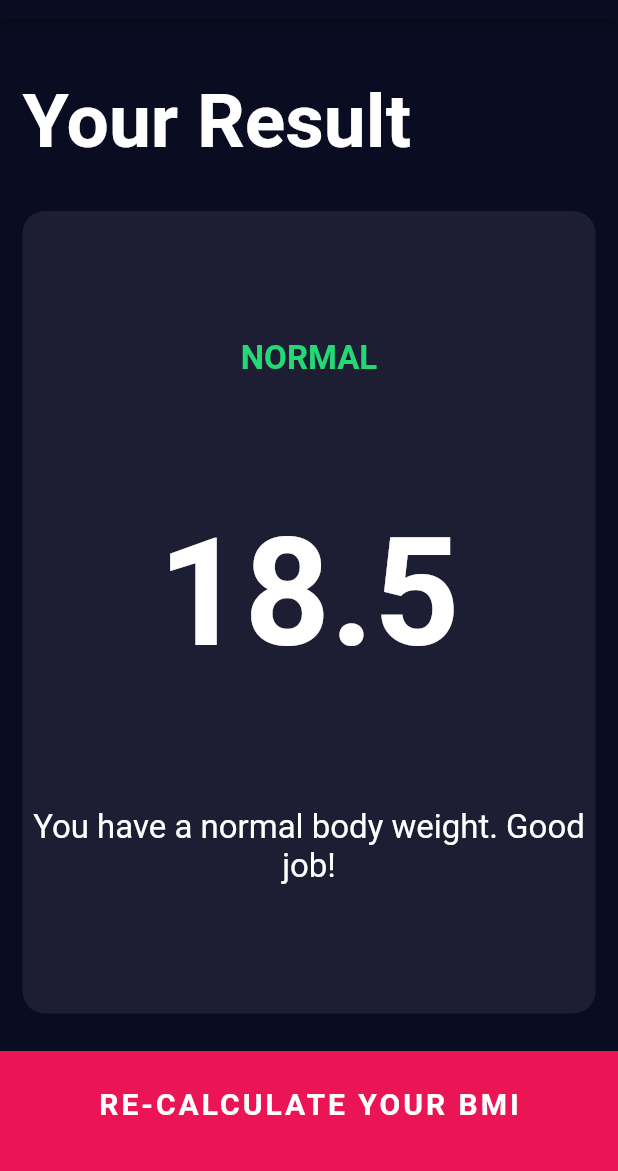
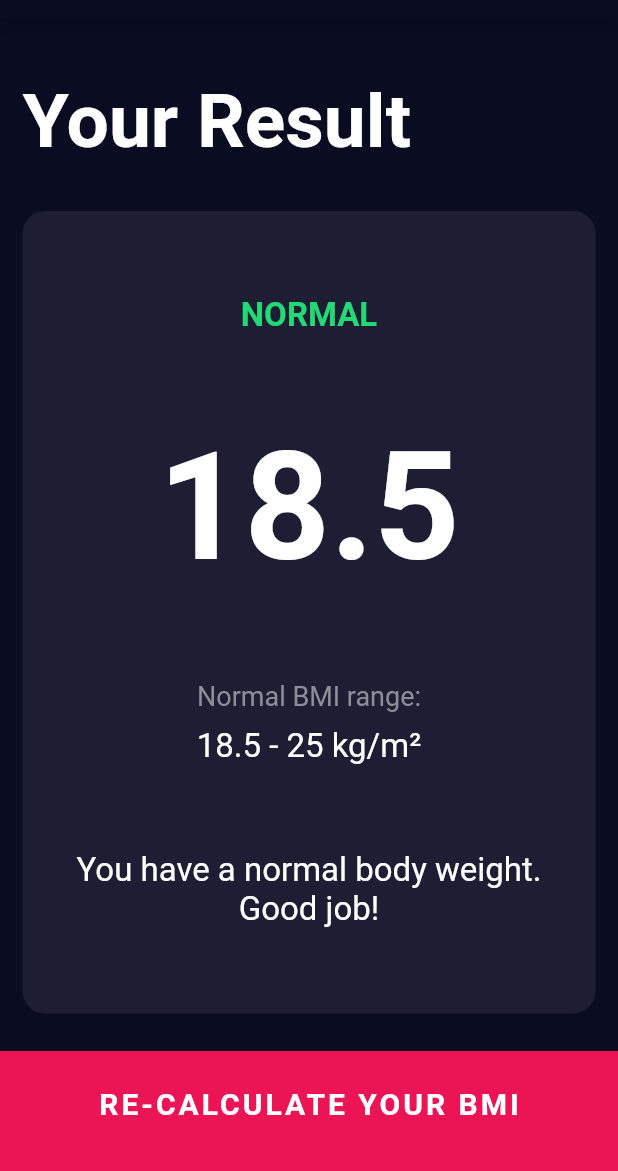
Before and after one commit to abhisheksakibanda/bmi_calculator_flutter, a Flutter app: the screen it shows after launch, after a tap on "CALCULATE YOUR BMI", on a phone screen of 412 x 824 dp, the part 65-1236 px from its top. Run offline on Flutter 3.47's test engine with Material 2 defaults, Android fonts, the phone set to English and light mode, and no system bars; our stand-ins replace font_awesome_flutter.

Commit message:
formatted results page and gave colors to bmi result

```diff
--- a/lib/calculator_brain.dart
+++ b/lib/calculator_brain.dart
@@ -1,4 +1,6 @@
 import 'dart:math';
+
+import 'package:flutter/material.dart';
 
 class CalculatorBrain {
   final int height;
@@ -30,4 +32,13 @@ class CalculatorBrain {
     else
       return 'You have a lower than normal body weight. You can eat a bit more.';
   }
+
+  Color getResultTextColor() {
+    if (_bmi >= 25)
+      return Color(0xFFEB1555);
+    else if (_bmi >= 18.5)
+      return Color(0xFF24D876);
+    else
+      return Colors.blue;
+  }
 }
--- a/lib/constants.dart
+++ b/lib/constants.dart
@@ -29,12 +29,6 @@ const TextStyle kTitleTextStyle = TextStyle(
   fontWeight: FontWeight.bold,
 );
 
-const TextStyle kResultsTextStyle = TextStyle(
-  color: Color(0xFF24D876),
-  fontSize: 22.0,
-  fontWeight: FontWeight.bold,
-);
-
 const TextStyle kBMITextStyle = TextStyle(
   fontSize: 100.0,
   fontWeight: FontWeight.bold,
--- a/lib/main.dart
+++ b/lib/main.dart
@@ -10,10 +10,10 @@ class BMICalculator extends StatelessWidget {
     return MaterialApp(
       theme: ThemeData.dark().copyWith(
         colorScheme: ColorScheme.fromSeed(
-          primary: Color(0xFF0a0D22),
+          primary: Color(0xFF0A0D22),
           seedColor: Colors.white,
         ),
-        scaffoldBackgroundColor: Color(0xFF0a0D22),
+        scaffoldBackgroundColor: Color(0xFF0A0D22),
       ),
       home: InputPage(),
     );
--- a/lib/screens/input_page.dart
+++ b/lib/screens/input_page.dart
@@ -203,6 +203,7 @@ class _InputPageState extends State<InputPage> {
                     bmiResult: calculatorBrain.calculateBMI(),
                     resultText: calculatorBrain.getResult(),
                     interpretation: calculatorBrain.getInterpretation(),
+                    resultTextColor: calculatorBrain.getResultTextColor(),
                   ),
                 ),
               );
--- a/lib/screens/results_page.dart
+++ b/lib/screens/results_page.dart
@@ -7,11 +7,13 @@ class ResultsPage extends StatelessWidget {
   final String bmiResult;
   final String resultText;
   final String interpretation;
+  final Color resultTextColor;
 
   ResultsPage({
     required this.bmiResult,
     required this.resultText,
     required this.interpretation,
+    required this.resultTextColor,
   });
 
   @override
@@ -43,16 +45,36 @@ class ResultsPage extends StatelessWidget {
                 children: [
                   Text(
                     resultText.toUpperCase(),
-                    style: kResultsTextStyle,
+                    style: TextStyle(
+                      color: resultTextColor,
+                      fontSize: 22.0,
+                      fontWeight: FontWeight.bold,
+                    ),
                   ),
                   Text(
                     bmiResult,
                     style: kBMITextStyle,
                   ),
-                  Text(
-                    interpretation,
-                    style: kBodyTextStyle,
-                    textAlign: TextAlign.center,
+                  Column(
+                    children: [
+                      Text(
+                        'Normal BMI range:',
+                        style: kLabelTextStyle,
+                      ),
+                      SizedBox(height: 10.0),
+                      Text(
+                        '18.5 - 25 kg/m\u00B2',
+                        style: kBodyTextStyle,
+                      ),
+                    ],
+                  ),
+                  Padding(
+                    padding: const EdgeInsets.symmetric(horizontal: 30.0),
+                    child: Text(
+                      interpretation,
+                      style: kBodyTextStyle,
+                      textAlign: TextAlign.center,
+                    ),
                   ),
                 ],
               ),
```
